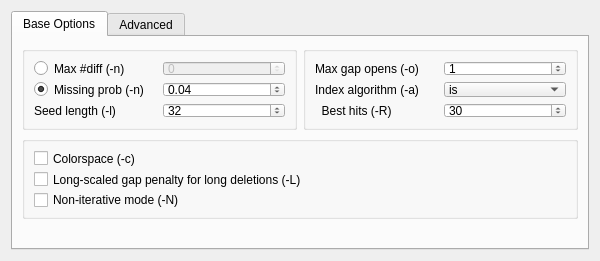
The window that src/plugins/external_tool_support/src/ui/BwaSettings.ui (violethaze74/ugene) describes before a commit, drawn with Qt 5.
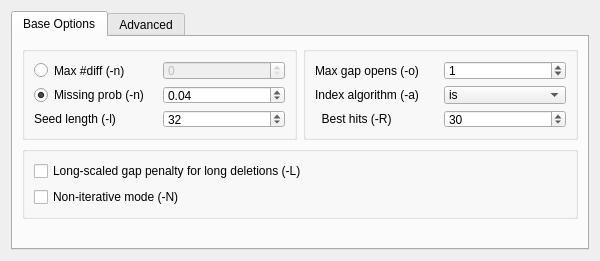
The same window after the commit.

Diff of the .ui file:
```diff
--- a/src/plugins/external_tool_support/src/ui/BwaSettings.ui
+++ b/src/plugins/external_tool_support/src/ui/BwaSettings.ui
@@ -37,20 +37,13 @@
          </property>
          <layout class="QGridLayout" name="gridLayout_7">
           <item row="0" column="0">
-           <widget class="QCheckBox" name="colorspaceCheckBox">
-            <property name="text">
-             <string>Colorspace (-c)</string>
-            </property>
-           </widget>
-          </item>
-          <item row="1" column="0">
            <widget class="QCheckBox" name="longScaledGapPenaltyForLongDeletionsCheckBox">
             <property name="text">
              <string>Long-scaled gap penalty for long deletions (-L)</string>
             </property>
            </widget>
           </item>
-          <item row="2" column="0">
+          <item row="1" column="0">
            <widget class="QCheckBox" name="nonIterativeModeCheckBox">
             <property name="text">
              <string>Non-iterative mode (-N)</string>
```
